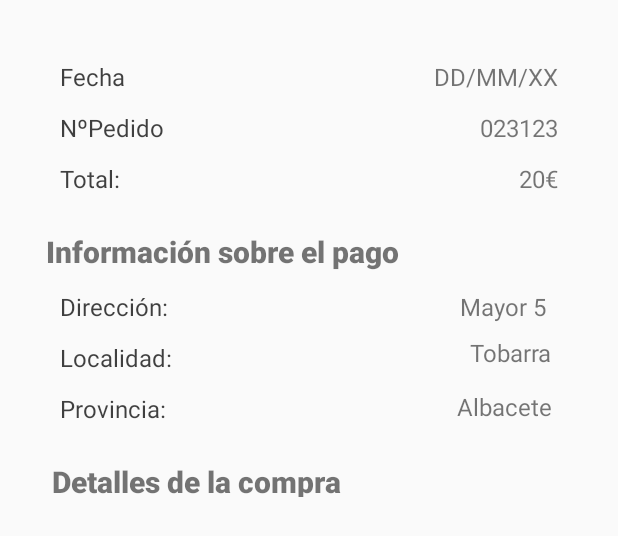
After one commit to alvaro2226/ProyectoFinal_Android, an Android app: the layout activity_detalles_pedido.xml on its own in the app's theme, with its tools: preview values and no code run, on a phone screen of 412 x 824 dp. The commit adds this screen. Shown: the top 536 px of the screen. Run offline under Robolectric (Android 15) with nearby library versions, the light colour scheme and no system bars.

Commit message:
Añadido el layout de la ActivityDetallesPedido

```diff
--- a/app/src/main/java/com/example/proyectofinal_android/Activities/ActivityCarrito.java
+++ b/app/src/main/java/com/example/proyectofinal_android/Activities/ActivityCarrito.java
@@ -5,7 +5,9 @@ import android.os.Bundle;
 import android.util.Log;
 import android.view.View;
 import android.widget.AdapterView;
+import android.widget.Button;
 import android.widget.ListView;
+import android.widget.TextView;
 
 import com.example.proyectofinal_android.Adapters.AdapterCarrito;
 import com.example.proyectofinal_android.Adapters.AdapterProductos;
--- a/app/src/main/java/com/example/proyectofinal_android/Activities/ActivityDetallesPedido.java
+++ b/app/src/main/java/com/example/proyectofinal_android/Activities/ActivityDetallesPedido.java
@@ -6,10 +6,13 @@ import android.support.v7.app.ActionBarDrawerToggle;
 import android.support.v7.app.AppCompatActivity;
 import android.os.Bundle;
 import android.support.v7.widget.Toolbar;
+import android.util.Log;
 import android.view.LayoutInflater;
 import android.view.View;
 import android.view.WindowManager;
+import android.widget.AdapterView;
 import android.widget.ListView;
+import android.widget.SearchView;
 
 import com.example.proyectofinal_android.Adapters.AdapterProductos;
 import com.example.proyectofinal_android.Pojos.Producto;
@@ -19,15 +22,25 @@ import java.util.ArrayList;
 
 public class ActivityDetallesPedido extends AppCompatActivity {
 
-    ListView listView;
-    AdapterProductos adapter;
+    protected DrawerLayout drawer;
+    private ActionBarDrawerToggle toggle;
+    private ListView listView;
+    private static AdapterProductos adapter;
+    private SearchView editsearch;
+    public static ArrayList<Producto> productosAux;
+
     @Override
     protected void onCreate(Bundle savedInstanceState) {
         super.onCreate(savedInstanceState);
+
         setContentView(R.layout.activity_detalles_pedido);
 
-        iniciarListView2();
+        productosAux = new ArrayList<>();
+
+        iniciarListView();
         //iniciarDrawer();
+
+
 
     }
     private void iniciarDrawer(){
@@ -47,9 +60,41 @@ public class ActivityDetallesPedido extends AppCompatActivity {
 
         }
 
+/*
     protected void iniciarListView2(){
         listView = findViewById(R.id.listView_DetallesPedido);
         adapter = new AdapterProductos(ActivityListaProductos.productosAux, getApplicationContext());
         listView.setAdapter(adapter);
     }
+
+ */
+
+    private void iniciarListView() {
+
+        listView = findViewById(R.id.listView_detalles_pedido);
+        ArrayList<Producto> productos = new ArrayList<>();
+        for (int i = 0; i < 10; i++) {
+            Producto producto = new Producto();
+            producto.setNombre("Nombre " + i);
+            producto.setDescripcion("Lorem ipsum dolor sit amet, consectetur adipiscing elit. Phasellus vitae suscipit erat. Aenean vehicula gravida orci eu venenatis.");
+            productos.add(producto);
+            productosAux.add(producto);
+        }
+        adapter = new AdapterProductos(productos, getApplicationContext());
+        listView.setAdapter(adapter);
+
+        listView.setOnItemClickListener(new AdapterView.OnItemClickListener() {
+            @Override
+            public void onItemClick(AdapterView<?> parent, View view, int position, long id) {
+                Log.e("LISTVIEW ITEM CLICK", position + "");
+                //iniciarIntentProducto(position);
+            }
+        });
+
+
+    }
+
+
+
+
 }
--- a/app/src/main/java/com/example/proyectofinal_android/Activities/ActivityListaProductos.java
+++ b/app/src/main/java/com/example/proyectofinal_android/Activities/ActivityListaProductos.java
@@ -1,4 +1,4 @@
-package com.example.proyectofinal_android.Activities;
+ package com.example.proyectofinal_android.Activities;
 
 import android.app.Activity;
 import android.content.Intent;
--- a/app/src/main/java/com/example/proyectofinal_android/Adapters/AdapterCarrito.java
+++ b/app/src/main/java/com/example/proyectofinal_android/Adapters/AdapterCarrito.java
@@ -3,6 +3,7 @@ package com.example.proyectofinal_android.Adapters;
 import android.content.Context;
 import android.support.annotation.NonNull;
 import android.support.annotation.Nullable;
+import android.util.Log;
 import android.view.LayoutInflater;
 import android.view.View;
 import android.view.ViewGroup;
@@ -31,6 +32,7 @@ public class AdapterCarrito extends ArrayAdapter<Producto> {
         TextView textView_nombre;
         TextView textView_Descripcion;
         TextView textView_precio;
+        TextView textView_totalProductos;
         Button botonMas;
         Button botonMenos;
         Button botonEliminar;
@@ -43,7 +45,7 @@ public class AdapterCarrito extends ArrayAdapter<Producto> {
         // Get the data item for this position
         Producto producto = productos.get(position);
         // Check if an existing view is being reused, otherwise inflate the view
-        AdapterCarrito.ViewHolder viewHolder; // view lookup cache stored in tag
+        final AdapterCarrito.ViewHolder viewHolder; // view lookup cache stored in tag
         final View result;
         if (convertView == null) {
 
@@ -53,6 +55,7 @@ public class AdapterCarrito extends ArrayAdapter<Producto> {
 
             viewHolder.textView_nombre = convertView.findViewById(R.id.textView_productoNombre);
             viewHolder.textView_Descripcion =  convertView.findViewById(R.id.textView_productoDescripcion2);
+            viewHolder.textView_totalProductos = convertView.findViewById(R.id.carrito_totalProducto);
             viewHolder.imagenProducto =  convertView.findViewById(R.id.imageView_imagenProducto);
             viewHolder.botonMas =  convertView.findViewById(R.id.botonMas);
             viewHolder.textView_precio = convertView.findViewById(R.id.carrito_precioProducto);
@@ -80,6 +83,31 @@ public class AdapterCarrito extends ArrayAdapter<Producto> {
                 notifyDataSetChanged();
             }
         });
+
+
+        viewHolder.botonMas.setOnClickListener(new View.OnClickListener() {
+            @Override
+            public void onClick(View view) {
+
+
+                int cantidad = Integer.valueOf(viewHolder.textView_totalProductos.getText()+"");
+                viewHolder.textView_totalProductos.setText(String.valueOf(cantidad + 1));
+            }
+        });
+        viewHolder.botonMenos.setOnClickListener(new View.OnClickListener() {
+            @Override
+            public void onClick(View view) {
+
+                int cantidad = Integer.valueOf(viewHolder.textView_totalProductos.getText()+"");
+
+                if(cantidad - 1 != 0){
+                    viewHolder.textView_totalProductos.setText(String.valueOf(cantidad - 1));
+                }
+            }
+        });
+
+
+
         return convertView;
     }
 
--- /dev/null
+++ b/app/src/main/res/layout/activity_detalles_pedido.xml
@@ -0,0 +1,201 @@
+<?xml version="1.0" encoding="utf-8"?>
+<android.support.constraint.ConstraintLayout xmlns:android="http://schemas.android.com/apk/res/android"
+    xmlns:app="http://schemas.android.com/apk/res-auto"
+    xmlns:tools="http://schemas.android.com/tools"
+    android:id="@+id/drawer_layout"
+    android:layout_width="match_parent"
+    android:layout_height="match_parent"
+    android:layout_marginHorizontal="20dp"
+    android:layout_marginVertical="20dp"
+    tools:openDrawer="start"
+    tools:visibility="visible">
+
+
+    <TextView
+        android:id="@+id/textview_total2"
+        android:layout_width="0dp"
+        android:layout_height="wrap_content"
+        android:layout_marginTop="12dp"
+
+        android:layout_marginEnd="20dp"
+        android:text="20€"
+        android:textSize="16sp"
+        app:layout_constraintEnd_toEndOf="parent"
+        app:layout_constraintTop_toBottomOf="@+id/textview_nPedido2" />
+
+    <TextView
+        android:id="@+id/textview_nPedido2"
+        android:layout_width="0dp"
+        android:layout_height="wrap_content"
+        android:layout_marginTop="12dp"
+        android:layout_marginEnd="20dp"
+
+        android:text="023123"
+        android:textSize="16sp"
+        app:layout_constraintEnd_toEndOf="parent"
+        app:layout_constraintTop_toBottomOf="@+id/textview_Fecha2" />
+
+    <TextView
+        android:id="@+id/textview_Fecha"
+        android:layout_width="0dp"
+        android:layout_height="wrap_content"
+        android:layout_marginStart="20dp"
+        android:layout_marginTop="20dp"
+        android:text="Fecha"
+
+        android:textColor="@color/black_alpha_75"
+        android:textSize="16sp"
+        app:layout_constraintStart_toStartOf="parent"
+        app:layout_constraintTop_toTopOf="parent" />
+
+    <TextView
+        android:id="@+id/textview_Fecha2"
+        android:layout_width="0dp"
+        android:layout_height="wrap_content"
+        android:layout_marginTop="20dp"
+        android:layout_marginEnd="20dp"
+
+        android:text="DD/MM/XX"
+        android:textSize="16sp"
+        app:layout_constraintEnd_toEndOf="parent"
+        app:layout_constraintTop_toTopOf="parent" />
+
+    <TextView
+        android:id="@+id/textview_calle2"
+        android:layout_width="0dp"
+        android:layout_height="wrap_content"
+        android:layout_marginTop="12dp"
+
+        android:layout_marginEnd="24dp"
+        android:text="Mayor 5 "
+        android:textSize="16sp"
+        app:layout_constraintEnd_toEndOf="parent"
+        app:layout_constraintTop_toBottomOf="@+id/textview_infoPagoTitulo" />
+
+    <TextView
+        android:id="@+id/textview_localidad2"
+        android:layout_width="0dp"
+        android:layout_height="wrap_content"
+        android:layout_marginTop="204dp"
+        android:layout_marginEnd="24dp"
+
+        android:text="Tobarra"
+        android:textSize="16sp"
+        app:layout_constraintEnd_toEndOf="parent"
+        app:layout_constraintTop_toTopOf="parent" />
+
+    <TextView
+        android:id="@+id/textview_provincia2"
+        android:layout_width="0dp"
+        android:layout_height="wrap_content"
+        android:layout_marginTop="240dp"
+        android:layout_marginEnd="24dp"
+
+        android:text="Albacete"
+        android:textSize="16sp"
+        app:layout_constraintEnd_toEndOf="parent"
+        app:layout_constraintTop_toTopOf="parent" />
+
+    <TextView
+        android:id="@+id/textview_nPedido"
+        android:layout_width="0dp"
+        android:layout_height="wrap_content"
+        android:layout_marginStart="20dp"
+        android:layout_marginTop="12dp"
+        android:text="NºPedido"
+        android:textColor="@color/black_alpha_75"
+        android:textSize="16sp"
+        app:layout_constraintStart_toStartOf="parent"
+        app:layout_constraintTop_toBottomOf="@+id/textview_Fecha" />
+
+    <TextView
+        android:id="@+id/textview_total"
+        android:layout_width="0dp"
+        android:layout_height="wrap_content"
+        android:layout_marginStart="20dp"
+        android:layout_marginTop="12dp"
+        android:text="Total:"
+        android:textColor="@color/black_alpha_75"
+        android:textSize="16sp"
+        app:layout_constraintStart_toStartOf="parent"
+        app:layout_constraintTop_toBottomOf="@+id/textview_nPedido" />
+
+    <TextView
+        android:id="@+id/textview_infoPagoTitulo"
+        android:layout_width="wrap_content"
+        android:layout_height="wrap_content"
+        android:layout_marginTop="24dp"
+        android:fontFamily="sans-serif-black"
+        android:text="Información sobre el pago"
+        android:textSize="20sp"
+        app:layout_constraintEnd_toEndOf="parent"
+        app:layout_constraintHorizontal_bias="0.078"
+        app:layout_constraintStart_toStartOf="parent"
+        app:layout_constraintTop_toBottomOf="@+id/textview_total" />
+
+    <TextView
+        android:id="@+id/textview_calle"
+        android:layout_width="0dp"
+        android:layout_height="wrap_content"
+        android:layout_marginStart="20dp"
+        android:layout_marginTop="12dp"
+        android:text="Dirección:"
+        android:textColor="@color/black_alpha_75"
+        android:textSize="16sp"
+        app:layout_constraintStart_toStartOf="parent"
+        app:layout_constraintTop_toBottomOf="@+id/textview_infoPagoTitulo" />
+
+    <TextView
+        android:id="@+id/textview_localidad"
+        android:layout_width="wrap_content"
+        android:layout_height="wrap_content"
+        android:layout_marginStart="20dp"
+        android:layout_marginTop="12dp"
+        android:text="Localidad:"
+        android:textColor="@color/black_alpha_75"
+        android:textSize="16sp"
+        app:layout_constraintEnd_toEndOf="parent"
+        app:layout_constraintHorizontal_bias="0.0"
+        app:layout_constraintStart_toStartOf="parent"
+        app:layout_constraintTop_toBottomOf="@+id/textview_calle" />
+
+    <TextView
+        android:id="@+id/textview_provincia"
+        android:layout_width="wrap_content"
+        android:layout_height="wrap_content"
+        android:layout_marginStart="20dp"
+        android:layout_marginTop="12dp"
+        android:text="Provincia:"
+        android:textColor="@color/black_alpha_75"
+
+        android:textSize="16sp"
+        app:layout_constraintEnd_toEndOf="parent"
+        app:layout_constraintHorizontal_bias="0.0"
+        app:layout_constraintStart_toStartOf="parent"
+        app:layout_constraintTop_toBottomOf="@+id/textview_localidad" />
+
+    <TextView
+        android:id="@+id/textview_detalles_compra"
+        android:layout_width="wrap_content"
+        android:layout_height="24dp"
+        android:layout_marginTop="24dp"
+        android:fontFamily="sans-serif-black"
+        android:text="Detalles de la compra"
+        android:textSize="20sp"
+        app:layout_constraintEnd_toEndOf="parent"
+
+        app:layout_constraintHorizontal_bias="0.081"
+        app:layout_constraintStart_toStartOf="parent"
+        app:layout_constraintTop_toBottomOf="@+id/textview_provincia" />
+
+    <ListView
+        android:id="@+id/listView_detalles_pedido"
+        android:layout_width="wrap_content"
+        android:layout_height="0dp"
+        android:layout_marginTop="20dp"
+        android:layout_marginBottom="20dp"
+        app:layout_constraintBottom_toBottomOf="parent"
+        app:layout_constraintEnd_toEndOf="parent"
+        app:layout_constraintStart_toStartOf="parent"
+        app:layout_constraintTop_toBottomOf="@+id/textview_detalles_compra" />
+</android.support.constraint.ConstraintLayout>
--- a/app/src/main/res/layout/listview_carrito.xml
+++ b/app/src/main/res/layout/listview_carrito.xml
@@ -75,7 +75,7 @@
             android:layout_width="wrap_content"
             android:layout_height="wrap_content"
             android:gravity="center"
-            android:text="20" />
+            android:text="5" />
 
         <Button
             style="@android:style/Holo.ButtonBar"
@@ -119,6 +119,7 @@
             android:layout_marginHorizontal="10dp"
             android:background="#0D67C2"
 
+
             android:text="Eliminar" />
     </LinearLayout>
 </LinearLayout>
--- a/build.gradle
+++ b/build.gradle
@@ -8,7 +8,7 @@ buildscript {
 
     }
     dependencies {
-        classpath 'com.android.tools.build:gradle:3.5.1'
+        classpath 'com.android.tools.build:gradle:4.1.3'
         // NOTE: Do not place your application dependencies here; they belong
         // in the individual module build.gradle files
     }
```
Also changed, not shown: app/src/main/java/com/example/proyectofinal_android/Activities/ActivityRegistro.java (line endings or trailing spaces), gradle/wrapper/gradle-wrapper.properties.
